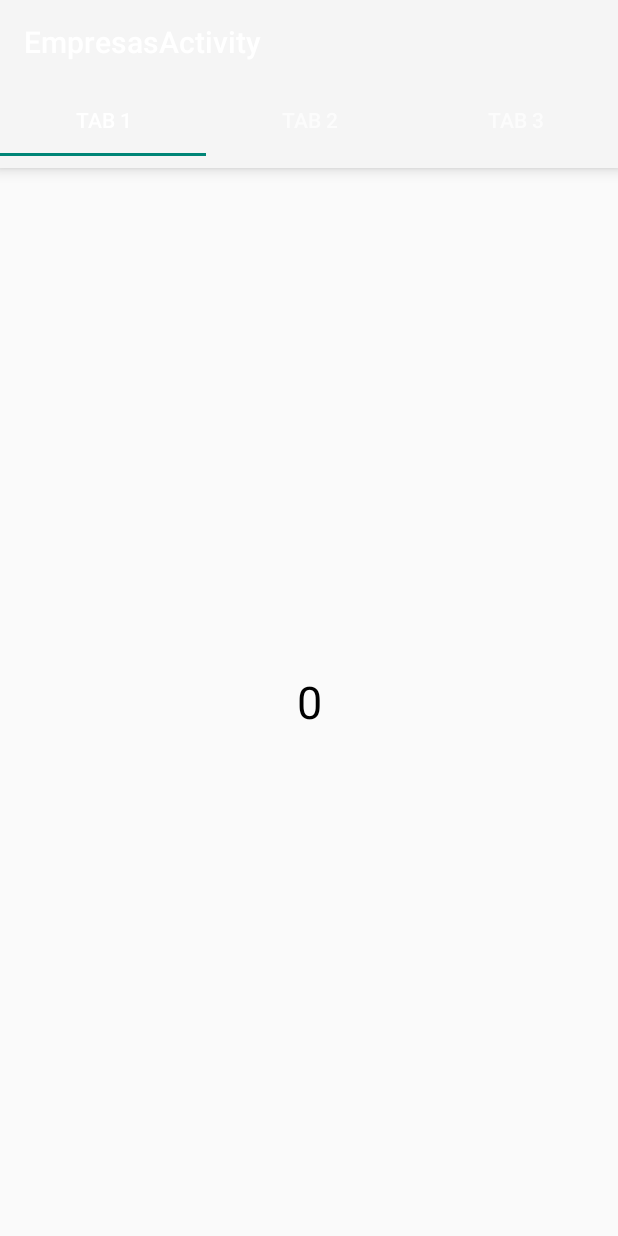
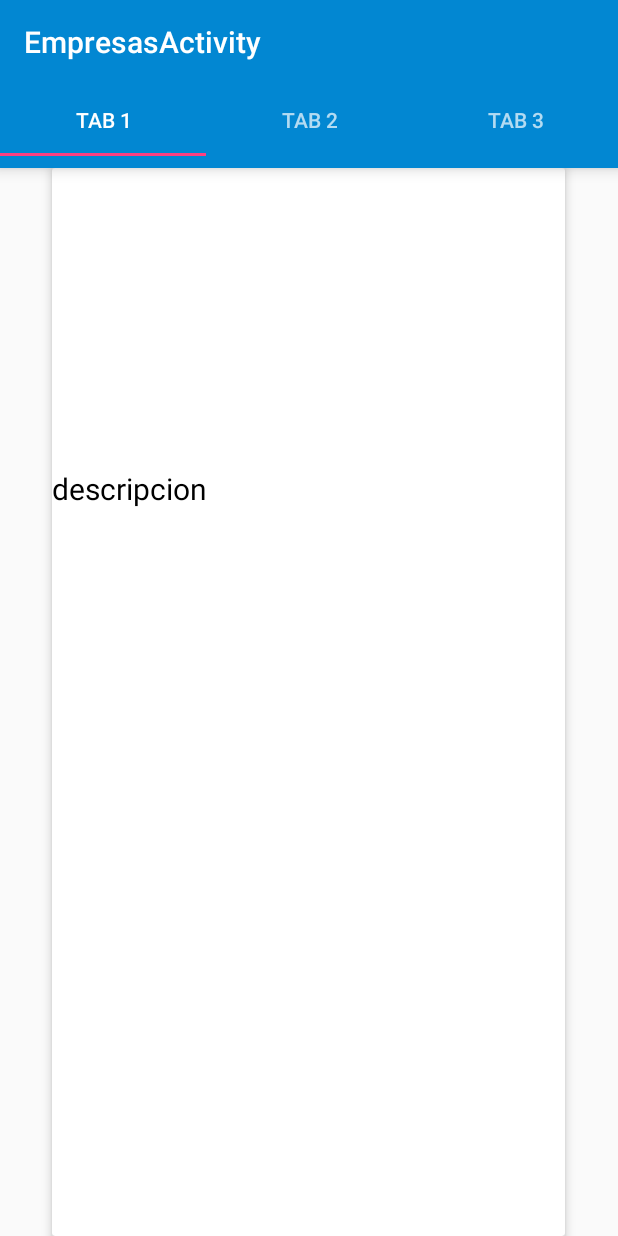
Before and after one commit to manuelframirez/red_empresarial, an Android app: the TabsActivity screen opened directly, with no data from a screen before it, on a phone screen of 412 x 824 dp. Run offline under Robolectric (Android 15) with nearby library versions, the phone set to English and light mode, and no system bars; our stand-ins replace Picasso; libraries missing offline, so code that uses them is left out: com.orm; 28 statements that could not run were skipped.

Commit message:
Fragment de descripcion hecho e implementado

```diff
--- a/app/src/main/java/com/kcumendigital/redempresarial/TabsActivity.java
+++ b/app/src/main/java/com/kcumendigital/redempresarial/TabsActivity.java
@@ -11,6 +11,7 @@ import android.view.Menu;
 import android.view.MenuItem;
 
 import com.kcumendigital.redempresarial.animations.DepthPageTranformer;
+import com.kcumendigital.redempresarial.models.Empresas;
 
 
 public class TabsActivity extends AppCompatActivity {
@@ -22,6 +23,10 @@ public class TabsActivity extends AppCompatActivity {
         setContentView(R.layout.activity_tabs);
         Toolbar toolbar = (Toolbar) findViewById(R.id.toolbar);
         setSupportActionBar(toolbar);
+        Bundle bundle = getIntent().getExtras();
+        Long id_empresa = bundle.getLong("id_item_click");
+        Empresas e = Empresas.findEmpresaById(this,id_empresa);
+
 
         TabLayout tabLayout = (TabLayout) findViewById(R.id.tab_layout);
         tabLayout.addTab(tabLayout.newTab().setText("Tab 1"));
@@ -30,7 +35,8 @@ public class TabsActivity extends AppCompatActivity {
         tabLayout.setTabGravity(TabLayout.GRAVITY_FILL);
         final ViewPager viewPager = (ViewPager) findViewById(R.id.pager);
 
-        PagerAdapter adapter = new com.kcumendigital.redempresarial.adapters.PagerAdapter(getSupportFragmentManager(),tabLayout.getTabCount());
+
+        PagerAdapter adapter = new com.kcumendigital.redempresarial.adapters.PagerAdapter(getSupportFragmentManager(),tabLayout.getTabCount(),e);
         viewPager.setAdapter(adapter);
         viewPager.addOnPageChangeListener(new TabLayout.TabLayoutOnPageChangeListener(tabLayout));
         viewPager.setPageTransformer(true , new DepthPageTranformer());
--- a/app/src/main/java/com/kcumendigital/redempresarial/adapters/PagerAdapter.java
+++ b/app/src/main/java/com/kcumendigital/redempresarial/adapters/PagerAdapter.java
@@ -4,20 +4,23 @@ import android.support.v4.app.Fragment;
 import android.support.v4.app.FragmentManager;
 import android.support.v4.app.FragmentStatePagerAdapter;
 
+import com.kcumendigital.redempresarial.fragments.DescriptionFragment;
 import com.kcumendigital.redempresarial.fragments.NumberPageFragment;
+import com.kcumendigital.redempresarial.models.Empresas;
 
 
 /**
  * Created by asus on 29/09/2015.
  */
 public class PagerAdapter extends FragmentStatePagerAdapter {
+    Empresas e;
 
 
     Integer count;
-    public PagerAdapter(FragmentManager fm, Integer count) {
+    public PagerAdapter(FragmentManager fm, Integer count, Empresas e) {
         super(fm);
         this.count = count;
-
+        this.e = e;
 
     }
 
@@ -25,8 +28,8 @@ public class PagerAdapter extends FragmentStatePagerAdapter {
     public Fragment getItem(int position) {
         switch (position){
             case 0:
-                NumberPageFragment tab1 = new NumberPageFragment();
-                tab1.init(position);
+                DescriptionFragment tab1 = new DescriptionFragment();
+                tab1.init(e);
                 return tab1;
 
 
--- a/app/src/main/java/com/kcumendigital/redempresarial/models/Empresas.java
+++ b/app/src/main/java/com/kcumendigital/redempresarial/models/Empresas.java
@@ -3,6 +3,7 @@ package com.kcumendigital.redempresarial.models;
 import android.content.Context;
 
 import com.kcumendigital.redempresarial.EmpresasActivity;
+import com.kcumendigital.redempresarial.TabsActivity;
 import com.kcumendigital.redempresarial.Util.Util;
 import com.orm.SugarContext;
 import com.orm.SugarRecord;
@@ -199,4 +200,11 @@ public class Empresas extends SugarRecord {
         List<Empresas> data = Empresas.listAll(Empresas.class);
         return data;
     }
+
+    public static Empresas findEmpresaById(Context context, Long id_empresa) {
+        SugarContext.init(context);
+        Empresas e = Empresas.findById(Empresas.class,id_empresa);
+        return e;
+
+    }
 }
--- /dev/null
+++ b/app/src/main/res/layout/fragment_description.xml
@@ -0,0 +1,45 @@
+<RelativeLayout xmlns:android="http://schemas.android.com/apk/res/android"
+    xmlns:tools="http://schemas.android.com/tools" android:layout_width="match_parent"
+    xmlns:app = "http://schemas.android.com/apk/res-auto"
+    android:layout_height="match_parent"
+    tools:context="com.kcumendigital.redempresarial.fragments.DescriptionFragment">
+
+    <!-- TODO: Update blank fragment layout -->
+    <android.support.v7.widget.CardView android:layout_width="match_parent"
+        android:layout_height="match_parent"
+        android:layout_centerInParent="true"
+        android:layout_marginLeft="70dp"
+        app:cardElevation="4dp"
+        >
+        <LinearLayout
+            android:orientation="vertical"
+            android:layout_width="match_parent"
+            android:layout_height="match_parent">
+            <ImageView
+                android:id="@+id/imagenempresa"
+                android:layout_width="match_parent"
+                android:layout_height="200dp"
+                android:scaleType="fitCenter"
+                />
+            <ScrollView
+                android:layout_width="match_parent"
+                android:layout_height="wrap_content">
+                <TextView
+                    android:id="@+id/description_fragment"
+                    android:layout_width="match_parent"
+                    android:layout_height="wrap_content"
+                    android:textColor="#000000"
+                    android:textSize="20sp"
+                    android:text="descripcion"
+                    />
+            </ScrollView>
+
+
+        </LinearLayout>
+
+
+
+    </android.support.v7.widget.CardView>
+
+
+</RelativeLayout>
--- a/app/src/main/res/layout/template_list_empresas.xml
+++ b/app/src/main/res/layout/template_list_empresas.xml
@@ -10,6 +10,7 @@
         android:layout_width="match_parent"
         android:layout_height="250dp"
         app:cardElevation="4dp"
+        android:layout_margin="4dp"
         >
 
        <RelativeLayout
--- a/app/src/main/res/values/strings.xml
+++ b/app/src/main/res/values/strings.xml
@@ -4,4 +4,7 @@
     <string name="hello_world">Hello world!</string>
     <string name="action_settings">Settings</string>
     <string name="title_activity_empresas">EmpresasActivity</string>
+
+<!-- TODO: Remove or change this placeholder text -->
+    <string name="hello_blank_fragment">Hello blank fragment</string>
 </resources>
--- a/app/src/main/res/values/styles.xml
+++ b/app/src/main/res/values/styles.xml
@@ -2,7 +2,12 @@
 
     <!-- Base application theme. -->
     <style name="AppTheme" parent="Theme.AppCompat.Light.NoActionBar">
-        <!-- Customize your theme here. -->
+        <!--   your app branding color for the app bar -->
+        <item name="colorPrimary">#0287D2</item>
+        <!--   darker variant for the status bar and contextual app bars -->
+        <item name="colorPrimaryDark">#303F9F</item>
+        <!--   theme UI controls like checkboxes and text fields -->
+        <item name="colorAccent">#FF4081</item>
     </style>
 
 </resources>
```
Also changed, not shown: app/src/main/java/com/kcumendigital/redempresarial/fragments/DescriptionFragment.java (added, +164 -0 lines).
